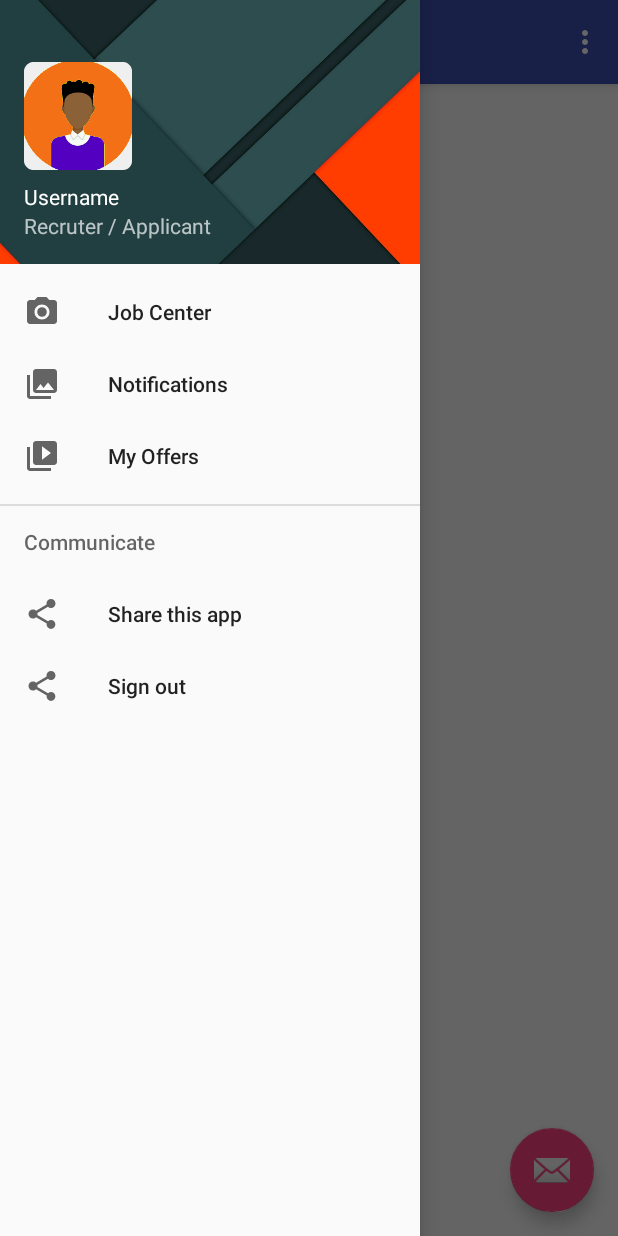
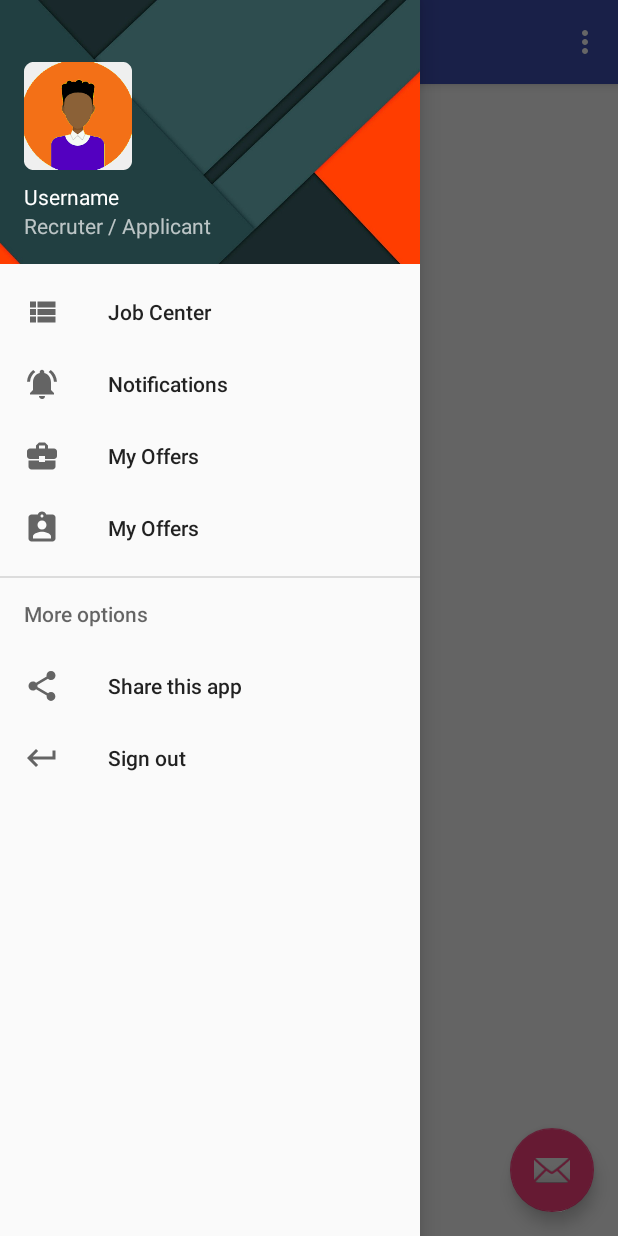
Before and after one commit to absicamara/baara_App, an Android app: the HomeActivity screen opened directly, with no data from a screen before it, with the side drawer open, on a phone screen of 412 x 824 dp. Run offline under Robolectric (Android 15) with nearby library versions, the phone set to English and light mode, and no system bars; our stand-ins replace Firebase (no records; nobody signed in at launch, a user with empty details on screens opened directly).

Commit message:
add icons

```diff
--- a/app/build.gradle
+++ b/app/build.gradle
@@ -30,6 +30,7 @@ dependencies {
     implementation 'com.android.support:design:28.0.0'
     implementation 'com.google.firebase:firebase-core:16.0.5'
     implementation 'com.google.firebase:firebase-auth:16.0.5'
+    implementation 'com.google.firebase:firebase-database:16.0.5'
 }
 
 apply plugin: 'com.google.gms.google-services'
--- a/app/src/main/java/net/geeksh/baaraapp/HomeActivity.java
+++ b/app/src/main/java/net/geeksh/baaraapp/HomeActivity.java
@@ -1,5 +1,6 @@
 package net.geeksh.baaraapp;
 
+import android.content.Intent;
 import android.os.Bundle;
 import android.support.design.widget.FloatingActionButton;
 import android.support.design.widget.Snackbar;
@@ -12,9 +13,20 @@ import android.support.v7.app.AppCompatActivity;
 import android.support.v7.widget.Toolbar;
 import android.view.Menu;
 import android.view.MenuItem;
+import android.widget.ImageView;
+import android.widget.TextView;
+
+import com.google.firebase.auth.FirebaseAuth;
+import com.google.firebase.auth.FirebaseUser;
 
 public class HomeActivity extends AppCompatActivity
         implements NavigationView.OnNavigationItemSelectedListener {
+
+    FirebaseAuth firebaseAuth;
+
+
+    private ImageView imageView;
+    private TextView textViewEmailAndStatus;
 
     @Override
     protected void onCreate(Bundle savedInstanceState) {
@@ -22,6 +34,10 @@ public class HomeActivity extends AppCompatActivity
         setContentView(R.layout.activity_home);
         Toolbar toolbar = (Toolbar) findViewById(R.id.toolbar);
         setSupportActionBar(toolbar);
+
+
+
+
 
         FloatingActionButton fab = (FloatingActionButton) findViewById(R.id.fab);
         fab.setOnClickListener(new View.OnClickListener() {
@@ -89,6 +105,10 @@ public class HomeActivity extends AppCompatActivity
         } else if (id == R.id.share_app) {
 
 
+        }else if (id == R.id.logout){
+            firebaseAuth.signOut();
+            finish();
+            startActivity(new Intent(getApplicationContext(), LoginActivity.class));
         }
 
         DrawerLayout drawer = (DrawerLayout) findViewById(R.id.drawer_layout);
--- a/app/src/main/java/net/geeksh/baaraapp/LoginActivity.java
+++ b/app/src/main/java/net/geeksh/baaraapp/LoginActivity.java
@@ -3,6 +3,7 @@ package net.geeksh.baaraapp;
 import android.animation.Animator;
 import android.animation.AnimatorListenerAdapter;
 import android.annotation.TargetApi;
+import android.app.ProgressDialog;
 import android.content.Intent;
 import android.content.pm.PackageManager;
 import android.support.annotation.NonNull;
@@ -58,6 +59,7 @@ public class LoginActivity extends AppCompatActivity implements View.OnClickList
     private TextView mForgortPasswordEditView;
     private Button btnSignup;
     private Button btnSignin;
+    private ProgressDialog progressDialog;
 
     private FirebaseAuth firebaseAuth;
 
@@ -69,9 +71,10 @@ public class LoginActivity extends AppCompatActivity implements View.OnClickList
         getSupportActionBar().hide();
 
         firebaseAuth = FirebaseAuth.getInstance();
+        progressDialog = new ProgressDialog(this);
+
 
          mLoginFormEditView = (EditText) findViewById(R.id.email);
-//         mProgressView = (EditText) findViewById(R.id.email);;
          mPasswordEditView = (EditText) findViewById(R.id.password);;
          btnSignup = (Button) findViewById(R.id.btn_signup);;
          btnSignin = (Button) findViewById(R.id.email_sign_in_button);
@@ -83,27 +86,36 @@ public class LoginActivity extends AppCompatActivity implements View.OnClickList
         mForgortPasswordEditView.setOnClickListener(this);
     }
 
-    private void signUser(){
+    protected void signUser(){
 
             String emailData = mLoginFormEditView.getText().toString().trim();
             String passwordData = mPasswordEditView.getText().toString().trim();
 
             if(TextUtils.isEmpty(emailData)){
-                Toast.makeText(LoginActivity.this, "Email is empty", Toast.LENGTH_SHORT).show();
+                Toast.makeText(getApplicationContext(), R.string.empty_email, Toast.LENGTH_SHORT).show();
+                return;
             }
 
             if(TextUtils.isEmpty(emailData)){
-                Toast.makeText(LoginActivity.this, "Password is empty", Toast.LENGTH_SHORT).show();
+                Toast.makeText(getApplicationContext(), R.string.empty_password, Toast.LENGTH_SHORT).show();
+                return;
             }
 
-            firebaseAuth.signInWithEmailAndPassword(emailData, passwordData)
+        progressDialog.setMessage("Logging in user. Please wait...");
+        progressDialog.show();
+
+
+        firebaseAuth.signInWithEmailAndPassword(emailData, passwordData)
                     .addOnCompleteListener(this, new OnCompleteListener<AuthResult>() {
                         @Override
                         public void onComplete(@NonNull Task<AuthResult> task) {
+
+                            progressDialog.dismiss();
+
                             if (task.isSuccessful()){
                                 Toast.makeText(LoginActivity.this, "Success", Toast.LENGTH_SHORT).show();
+                                finish();
                                 startActivity(new Intent(getApplicationContext(), HomeActivity.class));
-                                finish();
                             }else {
                                 try {
                                     throw task.getException();
@@ -130,6 +142,7 @@ public class LoginActivity extends AppCompatActivity implements View.OnClickList
         if (view == btnSignup){
             startActivity(new Intent(getApplicationContext(), SignupActivity.class));
         }
+
         if (view == mForgortPasswordEditView){
             Toast.makeText(this, R.string.Function_not_active, Toast.LENGTH_SHORT).show();
         }
--- a/app/src/main/java/net/geeksh/baaraapp/SignupActivity.java
+++ b/app/src/main/java/net/geeksh/baaraapp/SignupActivity.java
@@ -52,6 +52,14 @@ public class SignupActivity extends AppCompatActivity {
             @Override
             public void onClick(View view) {
                 registerUser();
+            }
+        });
+
+        textViewForgot.setOnClickListener(new View.OnClickListener() {
+            @Override
+            public void onClick(View view) {
+                finish();
+                startActivity(new Intent(getApplicationContext(), LoginActivity.class));
             }
         });
 
--- /dev/null
+++ b/app/src/main/res/drawable/ic_assignment_ind_black_24dp.xml
@@ -0,0 +1,9 @@
+<vector xmlns:android="http://schemas.android.com/apk/res/android"
+        android:width="24dp"
+        android:height="24dp"
+        android:viewportWidth="24.0"
+        android:viewportHeight="24.0">
+    <path
+        android:fillColor="#FF000000"
+        android:pathData="M19,3h-4.18C14.4,1.84 13.3,1 12,1c-1.3,0 -2.4,0.84 -2.82,2L5,3c-1.1,0 -2,0.9 -2,2v14c0,1.1 0.9,2 2,2h14c1.1,0 2,-0.9 2,-2L21,5c0,-1.1 -0.9,-2 -2,-2zM12,3c0.55,0 1,0.45 1,1s-0.45,1 -1,1 -1,-0.45 -1,-1 0.45,-1 1,-1zM12,7c1.66,0 3,1.34 3,3s-1.34,3 -3,3 -3,-1.34 -3,-3 1.34,-3 3,-3zM18,19L6,19v-1.4c0,-2 4,-3.1 6,-3.1s6,1.1 6,3.1L18,19z"/>
+</vector>
--- /dev/null
+++ b/app/src/main/res/drawable/ic_business_center_black_24dp.xml
@@ -0,0 +1,9 @@
+<vector xmlns:android="http://schemas.android.com/apk/res/android"
+        android:width="24dp"
+        android:height="24dp"
+        android:viewportWidth="24.0"
+        android:viewportHeight="24.0">
+    <path
+        android:fillColor="#FF000000"
+        android:pathData="M10,16v-1L3.01,15L3,19c0,1.11 0.89,2 2,2h14c1.11,0 2,-0.89 2,-2v-4h-7v1h-4zM20,7h-4.01L15.99,5l-2,-2h-4l-2,2v2L4,7c-1.1,0 -2,0.9 -2,2v3c0,1.11 0.89,2 2,2h6v-2h4v2h6c1.1,0 2,-0.9 2,-2L22,9c0,-1.1 -0.9,-2 -2,-2zM14,7h-4L10,5h4v2z"/>
+</vector>
--- /dev/null
+++ b/app/src/main/res/drawable/ic_keyboard_return_black_24dp.xml
@@ -0,0 +1,9 @@
+<vector xmlns:android="http://schemas.android.com/apk/res/android"
+        android:width="24dp"
+        android:height="24dp"
+        android:viewportWidth="24.0"
+        android:viewportHeight="24.0">
+    <path
+        android:fillColor="#FF000000"
+        android:pathData="M19,7v4H5.83l3.58,-3.59L8,6l-6,6 6,6 1.41,-1.41L5.83,13H21V7z"/>
+</vector>
--- /dev/null
+++ b/app/src/main/res/drawable/ic_notifications_active_black_24dp.xml
@@ -0,0 +1,9 @@
+<vector xmlns:android="http://schemas.android.com/apk/res/android"
+        android:width="24dp"
+        android:height="24dp"
+        android:viewportWidth="24.0"
+        android:viewportHeight="24.0">
+    <path
+        android:fillColor="#FF000000"
+        android:pathData="M7.58,4.08L6.15,2.65C3.75,4.48 2.17,7.3 2.03,10.5h2c0.15,-2.65 1.51,-4.97 3.55,-6.42zM19.97,10.5h2c-0.15,-3.2 -1.73,-6.02 -4.12,-7.85l-1.42,1.43c2.02,1.45 3.39,3.77 3.54,6.42zM18,11c0,-3.07 -1.64,-5.64 -4.5,-6.32L13.5,4c0,-0.83 -0.67,-1.5 -1.5,-1.5s-1.5,0.67 -1.5,1.5v0.68C7.63,5.36 6,7.92 6,11v5l-2,2v1h16v-1l-2,-2v-5zM12,22c0.14,0 0.27,-0.01 0.4,-0.04 0.65,-0.14 1.18,-0.58 1.44,-1.18 0.1,-0.24 0.15,-0.5 0.15,-0.78h-4c0.01,1.1 0.9,2 2.01,2z"/>
+</vector>
--- /dev/null
+++ b/app/src/main/res/drawable/ic_view_list_black_24dp.xml
@@ -0,0 +1,9 @@
+<vector xmlns:android="http://schemas.android.com/apk/res/android"
+        android:width="24dp"
+        android:height="24dp"
+        android:viewportWidth="24.0"
+        android:viewportHeight="24.0">
+    <path
+        android:fillColor="#FF000000"
+        android:pathData="M4,14h4v-4L4,10v4zM4,19h4v-4L4,15v4zM4,9h4L8,5L4,5v4zM9,14h12v-4L9,10v4zM9,19h12v-4L9,15v4zM9,5v4h12L21,5L9,5z"/>
+</vector>
--- /dev/null
+++ b/app/src/main/res/drawable/ic_view_list_orange_24dp.xml
@@ -0,0 +1,5 @@
+<vector android:height="24dp" android:tint="#F37421"
+    android:viewportHeight="24.0" android:viewportWidth="24.0"
+    android:width="24dp" xmlns:android="http://schemas.android.com/apk/res/android">
+    <path android:fillColor="#FF000000" android:pathData="M4,14h4v-4L4,10v4zM4,19h4v-4L4,15v4zM4,9h4L8,5L4,5v4zM9,14h12v-4L9,10v4zM9,19h12v-4L9,15v4zM9,5v4h12L21,5L9,5z"/>
+</vector>
--- a/app/src/main/res/layout/nav_header_home.xml
+++ b/app/src/main/res/layout/nav_header_home.xml
@@ -28,7 +28,7 @@
         android:textAppearance="@style/TextAppearance.AppCompat.Body1" />
 
     <TextView
-        android:id="@+id/textView"
+        android:id="@+id/textViewEmailAndStatus"
         android:layout_width="wrap_content"
         android:layout_height="wrap_content"
         android:text="@string/user_status" />
--- a/app/src/main/res/menu/activity_home_drawer.xml
+++ b/app/src/main/res/menu/activity_home_drawer.xml
@@ -6,20 +6,25 @@
     <group android:checkableBehavior="single">
         <item
             android:id="@+id/job_center"
-            android:icon="@drawable/ic_menu_camera"
+            android:icon="@drawable/ic_view_list_black_24dp"
             android:title="@string/job_center" />
         <item
             android:id="@+id/notification"
-            android:icon="@drawable/ic_menu_gallery"
+            android:icon="@drawable/ic_notifications_active_black_24dp"
             android:title="@string/notifications" />
         <item
             android:id="@+id/my_offers"
-            android:icon="@drawable/ic_menu_slideshow"
+            android:icon="@drawable/ic_business_center_black_24dp"
+            android:title="@string/my_offers" />
+
+        <item
+            android:id="@+id/my_account"
+            android:icon="@drawable/ic_assignment_ind_black_24dp"
             android:title="@string/my_offers" />
 
     </group>
 
-    <item android:title="@string/communicate">
+    <item android:title="@string/more_options">
         <menu>
             <item
                 android:id="@+id/share_app"
@@ -28,7 +33,7 @@
 
             <item
                 android:id="@+id/logout"
-                android:icon="@drawable/ic_menu_share"
+                android:icon="@drawable/ic_keyboard_return_black_24dp"
                 android:title="@string/sign_out" />
         </menu>
     </item>
--- a/app/src/main/res/values/strings.xml
+++ b/app/src/main/res/values/strings.xml
@@ -30,11 +30,13 @@
     <string name="notifications">Notifications</string>
     <string name="my_offers">My Offers</string>
     <string name="share_this_app">Share this app</string>
-    <string name="communicate">Communicate</string>
+    <string name="more_options">More options</string>
     <string name="prompt_password_confirm">Confirm password</string>
     <string name="already_registered">Already registered ?</string>
     <string name="register_btn">Register</string>
     <string name="Function_not_active">Functionality is not active yet</string>
     <string name="password_unmatch">Password unmatch error</string>
     <string name="sign_out">Sign out</string>
+    <string name="empty_email">Email is empty</string>
+    <string name="empty_password">Password is empty</string>
 </resources>
```
Also changed, not shown: app/src/main/job_list-web.png (added), app/src/main/res/mipmap-xxxhdpi/job_list_foreground.png (added).
